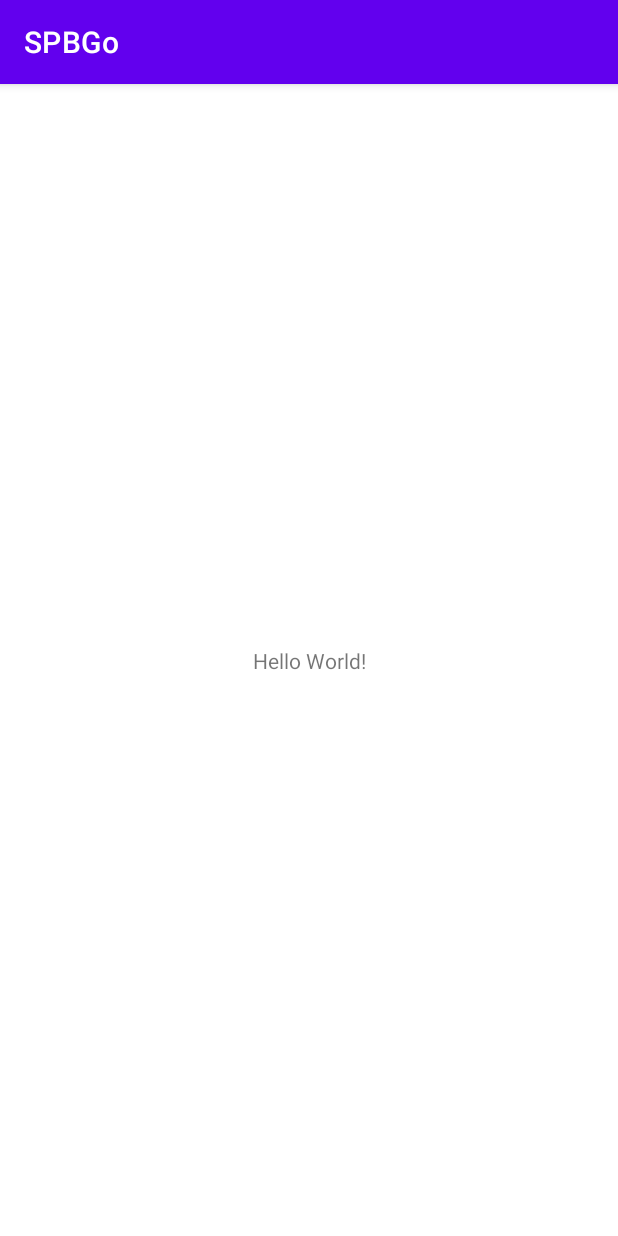
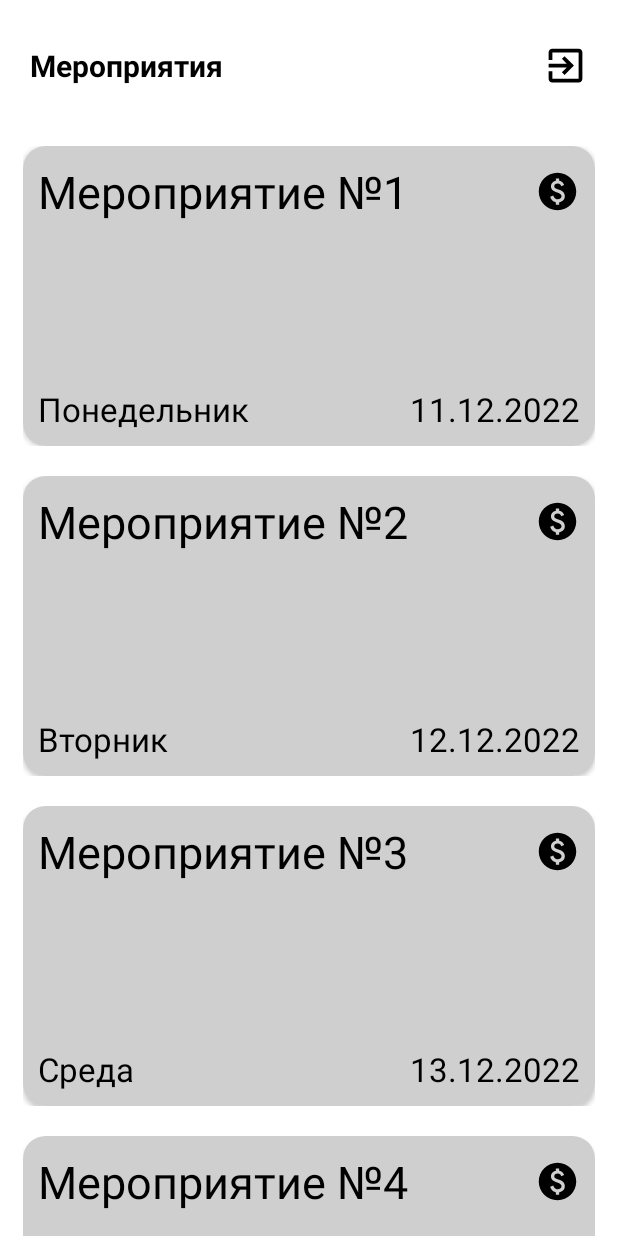
Before and after one commit to KlimVladMaks/SPBGoApp, an Android app: the screen it shows after launch (MainActivity before the commit, EventsListActivity after it), on a phone screen of 412 x 824 dp. Run offline under Robolectric (Android 15) with nearby library versions, the phone set to English and light mode, and no system bars.

Commit message:
Добавление списка мероприятий

```diff
--- /dev/null
+++ b/app/src/main/java/com/example/spbgo/Event.kt
@@ -0,0 +1,15 @@
+package com.example.spbgo
+
+import java.time.DayOfWeek
+import java.util.Date
+
+// Класс для хранения данных об отдельном мероприятии
+// Включает: ID, название, иллюстрацию, дату, день недели, платность/бесплатность
+data class Event(
+    val id: Long,
+    val title: String,
+    val image: String,
+    val date: String,
+    val dayOfWeek: String,
+    val isPaid: Boolean
+)
--- /dev/null
+++ b/app/src/main/java/com/example/spbgo/EventsAdapter.kt
@@ -0,0 +1,44 @@
+package com.example.spbgo
+
+import android.view.LayoutInflater
+import android.view.ViewGroup
+import androidx.recyclerview.widget.RecyclerView
+import com.example.spbgo.databinding.ItemEventBinding
+
+// Создание адаптера для добавления элементов в RecyclerView
+class EventsAdapter: RecyclerView.Adapter<EventsAdapter.EventsViewHolder>() {
+
+    // Создаём список мероприятий
+    var events: List<Event> = emptyList()
+        set(newValue) {
+            field = newValue
+            notifyDataSetChanged()
+        }
+
+    // Метод для получения количества элементов в списке
+    override fun getItemCount(): Int = events.size
+
+    // Метод для генерации нового элемента списка
+    override fun onCreateViewHolder(parent: ViewGroup, viewType: Int): EventsViewHolder {
+        val inflater = LayoutInflater.from(parent.context)
+        val binding = ItemEventBinding.inflate(inflater, parent, false)
+        return EventsViewHolder(binding)
+    }
+
+    // Метод для обновления элементов списка в соответсвии с переданными данными
+    override fun onBindViewHolder(holder: EventsViewHolder, position: Int) {
+        val event = events[position]
+        with(holder.binding) {
+            eventTitleTextView.text = event.title
+            weekdayTextView.text = event.dayOfWeek
+            dateTextView.text = event.date
+            // Нужно дополнительно реализовать добавление изображения!
+        }
+    }
+
+    // Подключаем холдер
+    class EventsViewHolder(
+        val binding: ItemEventBinding
+    ): RecyclerView.ViewHolder(binding.root)
+
+}
--- /dev/null
+++ b/app/src/main/java/com/example/spbgo/EventsApp.kt
@@ -0,0 +1,11 @@
+package com.example.spbgo
+
+import android.app.Application
+
+// Делаем класс EventsService сингтоном
+// Класс EventsApp указан в AndroidManifest как android:name = ".EventsListActivity"
+class EventsApp: Application() {
+
+    val eventsService = EventsService()
+
+}
--- /dev/null
+++ b/app/src/main/java/com/example/spbgo/EventsListActivity.kt
@@ -0,0 +1,58 @@
+package com.example.spbgo
+
+import android.location.GnssAntennaInfo.Listener
+import androidx.appcompat.app.AppCompatActivity
+import android.os.Bundle
+import androidx.recyclerview.widget.LinearLayoutManager
+import com.example.spbgo.databinding.ActivityEventsListBinding
+import com.example.spbgo.databinding.ItemEventBinding
+import java.util.EventListener
+
+
+// Activity со списком мероприятий
+class EventsListActivity : AppCompatActivity() {
+
+    // Добавляем биндинг и адаптер
+    private lateinit var binding: ActivityEventsListBinding
+    private lateinit var adapter: EventsAdapter
+
+    // Добавляем геттер для получения доступа к EventsService
+    private val eventsService: EventsService
+        get() = (applicationContext as EventsApp).eventsService
+
+
+    override fun onCreate(savedInstanceState: Bundle?) {
+        super.onCreate(savedInstanceState)
+
+        // Убираем верхний заголовок с названиме приложения
+        supportActionBar?.hide()
+
+        // Инициализируем биндинг
+        binding = ActivityEventsListBinding.inflate(layoutInflater)
+        setContentView(binding.root)
+
+        // Инициалиируем адаптер
+        adapter = EventsAdapter()
+
+        // Настройка RecyclerView
+        val layoutManager = LinearLayoutManager(this)
+        binding.eventsList.layoutManager = layoutManager
+        binding.eventsList.adapter = adapter
+
+        // Активируем слушателя
+        eventsService.addListener(eventsListener)
+
+    }
+
+    // Удаляем слушателя для избежания утечек памяти
+    override fun onDestroy() {
+        super.onDestroy()
+        eventsService.removeListener(eventsListener)
+    }
+
+    // Добавляем слушателя для отслеживания изменений в RecyclerView
+    private val eventsListener: EventsListener = {
+        adapter.events = it
+    }
+
+}
--- /dev/null
+++ b/app/src/main/java/com/example/spbgo/EventsService.kt
@@ -0,0 +1,74 @@
+package com.example.spbgo
+
+import com.example.spbgo.Event
+import java.util.*
+
+// Слушатель
+typealias EventsListener = (events: List<Event>) -> Unit
+
+// Класс для управления данными для списка мероприятий
+class EventsService {
+
+    // Список пользователей
+    private var events = mutableListOf<Event>()
+
+    // Список слушателей
+    private val listeners = mutableListOf<EventsListener>()
+
+    // Инициализируем список мероприятий
+    init {
+        events = listOf<Event>(
+            Event(1, "Мероприятие №1", "None", "11.12.2022", "Понедельник", true),
+            Event(2, "Мероприятие №2", "None", "12.12.2022", "Вторник", true),
+            Event(3, "Мероприятие №3", "None", "13.12.2022", "Среда", true),
+            Event(4, "Мероприятие №4", "None", "14.12.2022", "Четверг", true),
+            Event(5, "Мероприятие №5", "None", "15.12.2022", "Пятница", true)
+        ).toMutableList()
+    }
+
+    // Метод для получения списка мероприятий
+    fun getEvents(): List<Event> {
+        return events
+    }
+
+    // Метод для удаления мероприятия
+    fun deleteEvent(event: Event) {
+        val indexToDelete = events.indexOfFirst { it.id == event.id }
+        if (indexToDelete != 1) {
+            events.removeAt(indexToDelete)
+            notifyChanges()
+        }
+    }
+
+    // Метод для добавления мероприятия в список
+    fun addEvent(event: Event) {
+        events.add(event)
+    }
+
+    // Метод для перемещаения мероприятия по списку
+    fun moveEvent(event: Event, moveBy: Int) {
+        val oldIndex = events.indexOfFirst { it.id == event.id }
+        if (oldIndex == 1) return
+        val newIndex = oldIndex + moveBy
+        if (newIndex < 0 || newIndex >= events.size) return
+        Collections.swap(events, oldIndex, newIndex)
+        notifyChanges()
+        }
+
+    // Добавить слушателя
+    fun addListener(listener: EventsListener) {
+        listeners.add(listener)
+        listener.invoke(events)
+    }
+
+    // Удалить слушателя
+    fun removeListener(listener: EventsListener) {
+        listeners.remove(listener)
+    }
+
+    // Метод для уведомления слушателей об изменении элементов списка
+    private fun notifyChanges() {
+        listeners.forEach { it.invoke(events) }
+    }
+
+}
--- a/app/src/main/java/com/example/spbgo/MainActivity.kt
+++ b/app/src/main/java/com/example/spbgo/MainActivity.kt
@@ -1,5 +1,6 @@
 package com.example.spbgo
 
+import android.content.Intent
 import androidx.appcompat.app.AppCompatActivity
 import android.os.Bundle
 
@@ -7,5 +8,10 @@ class MainActivity : AppCompatActivity() {
     override fun onCreate(savedInstanceState: Bundle?) {
         super.onCreate(savedInstanceState)
         setContentView(R.layout.activity_main)
+
+        // После запуска приложения сразу переходим в EventsListActivity
+        // В итоговой реализации переход должен быть после Activity входа
+        val intent = Intent(this@MainActivity, EventsListActivity::class.java)
+        startActivity(intent)
     }
 }
--- /dev/null
+++ b/app/src/main/res/drawable/exit_button.xml
@@ -0,0 +1,5 @@
+<vector android:autoMirrored="true" android:height="24dp"
+    android:tint="#000000" android:viewportHeight="24"
+    android:viewportWidth="24" android:width="24dp" xmlns:android="http://schemas.android.com/apk/res/android">
+    <path android:fillColor="@android:color/white" android:pathData="M10.09,15.59L11.5,17l5,-5 -5,-5 -1.41,1.41L12.67,11H3v2h9.67l-2.58,2.59zM19,3H5c-1.11,0 -2,0.9 -2,2v4h2V5h14v14H5v-4H3v4c0,1.1 0.89,2 2,2h14c1.1,0 2,-0.9 2,-2V5c0,-1.1 -0.9,-2 -2,-2z"/>
+</vector>
--- /dev/null
+++ b/app/src/main/res/drawable/is_paid.xml
@@ -0,0 +1,5 @@
+<vector android:height="24dp" android:tint="#000000"
+    android:viewportHeight="24" android:viewportWidth="24"
+    android:width="24dp" xmlns:android="http://schemas.android.com/apk/res/android">
+    <path android:fillColor="@android:color/white" android:pathData="M12,2C6.48,2 2,6.48 2,12s4.48,10 10,10s10,-4.48 10,-10S17.52,2 12,2zM12.88,17.76V19h-1.75v-1.29c-0.74,-0.18 -2.39,-0.77 -3.02,-2.96l1.65,-0.67c0.06,0.22 0.58,2.09 2.4,2.09c0.93,0 1.98,-0.48 1.98,-1.61c0,-0.96 -0.7,-1.46 -2.28,-2.03c-1.1,-0.39 -3.35,-1.03 -3.35,-3.31c0,-0.1 0.01,-2.4 2.62,-2.96V5h1.75v1.24c1.84,0.32 2.51,1.79 2.66,2.23l-1.58,0.67c-0.11,-0.35 -0.59,-1.34 -1.9,-1.34c-0.7,0 -1.81,0.37 -1.81,1.39c0,0.95 0.86,1.31 2.64,1.9c2.4,0.83 3.01,2.05 3.01,3.45C15.9,17.17 13.4,17.67 12.88,17.76z"/>
+</vector>
--- /dev/null
+++ b/app/src/main/res/layout/activity_events_list.xml
@@ -0,0 +1,73 @@
+<?xml version="1.0" encoding="utf-8"?>
+<androidx.constraintlayout.widget.ConstraintLayout xmlns:android="http://schemas.android.com/apk/res/android"
+    xmlns:app="http://schemas.android.com/apk/res-auto"
+    xmlns:tools="http://schemas.android.com/tools"
+    android:layout_width="match_parent"
+    android:layout_height="match_parent"
+    tools:context=".EventsListActivity">
+
+    <LinearLayout
+        android:layout_width="match_parent"
+        android:layout_height="match_parent"
+        android:orientation="vertical">
+
+        <!-- Тулбар Activity: название списка, имя пользователя, кнопка выхода -->
+        <LinearLayout
+            android:layout_width="match_parent"
+            android:layout_height="wrap_content"
+            android:orientation="horizontal">
+
+            <TextView
+                android:layout_width="wrap_content"
+                android:layout_height="wrap_content"
+                android:text="Мероприятия"
+                android:textSize="20sp"
+                android:textStyle="bold"
+                android:textColor="@color/black"
+                android:paddingLeft="20dp"
+                android:paddingRight="20dp"
+                android:paddingVertical="30dp"/>
+
+            <Space
+                android:layout_width="wrap_content"
+                android:layout_height="wrap_content"
+                android:layout_weight="1"/>
+
+            <TextView
+                android:id="@+id/username"
+                android:layout_width="wrap_content"
+                android:layout_height="wrap_content"
+                tools:text="Username"
+                android:textSize="20sp"
+                android:textColor="@color/black"
+                android:paddingLeft="0dp"
+                android:paddingRight="10dp"
+                android:paddingVertical="30dp"/>
+
+            <RelativeLayout
+                android:layout_width="wrap_content"
+                android:layout_height="match_parent"
+                android:paddingLeft="0dp"
+                android:paddingRight="20dp">
+
+                <ImageView
+                    android:id="@+id/exit_button"
+                    android:layout_width="30dp"
+                    android:layout_height="30dp"
+                    android:src="@drawable/exit_button"
+                    android:padding="0dp"
+                    android:layout_centerVertical="true" />
+
+            </RelativeLayout>
+
+        </LinearLayout>
+
+        <!-- Список мероприятий -->
+        <androidx.recyclerview.widget.RecyclerView
+            android:id="@+id/events_list"
+            android:layout_width="match_parent"
+            android:layout_height="match_parent"/>
+
+    </LinearLayout>
+
+</androidx.constraintlayout.widget.ConstraintLayout>
--- /dev/null
+++ b/app/src/main/res/layout/item_event.xml
@@ -0,0 +1,85 @@
+<?xml version="1.0" encoding="utf-8"?>
+<androidx.constraintlayout.widget.ConstraintLayout xmlns:android="http://schemas.android.com/apk/res/android"
+    xmlns:app="http://schemas.android.com/apk/res-auto"
+    xmlns:tools="http://schemas.android.com/tools"
+    android:layout_width="wrap_content"
+    android:layout_height="wrap_content"
+    android:paddingHorizontal="15dp"
+    android:paddingVertical="10dp">
+
+    <!-- Карточка мероприятия -->
+
+    <androidx.cardview.widget.CardView
+        android:id="@+id/eventCardView"
+        android:layout_width="wrap_content"
+        android:layout_height="wrap_content"
+        android:layout_marginStart="0dp"
+        android:layout_marginTop="0dp"
+        app:cardCornerRadius="15dp"
+        app:layout_constraintStart_toStartOf="parent"
+        app:layout_constraintTop_toTopOf="parent">
+
+        <RelativeLayout
+            android:layout_width="match_parent"
+            android:layout_height="200dp"
+            android:background="#CFCFCF"
+            android:padding="10dp"
+            app:layout_constraintEnd_toEndOf="parent"
+            app:layout_constraintStart_toStartOf="parent"
+            app:layout_constraintTop_toTopOf="parent"
+            tools:background="#CFCFCF">
+
+            <RelativeLayout
+                android:layout_width="match_parent"
+                android:layout_height="wrap_content"
+                android:layout_alignParentTop="true"
+                android:orientation="horizontal">
+
+                <TextView
+                    android:id="@+id/eventTitleTextView"
+                    android:layout_width="wrap_content"
+                    android:layout_height="wrap_content"
+                    android:layout_alignParentLeft="true"
+                    android:layout_marginEnd="0dp"
+                    android:layout_toStartOf="@+id/isPaidImageView"
+                    android:ellipsize="end"
+                    android:lines="1"
+                    android:textColor="@color/black"
+                    android:textSize="30sp"
+                    tools:text="Название мероприятия" />
+
+                <ImageView
+                    android:id="@+id/isPaidImageView"
+                    android:layout_width="30dp"
+                    android:layout_height="30dp"
+                    android:layout_alignParentRight="true"
+                    android:layout_centerVertical="true"
+                    android:src="@drawable/is_paid" />
+
+            </RelativeLayout>
+
+            <TextView
+                android:id="@+id/weekdayTextView"
+                android:layout_width="wrap_content"
+                android:layout_height="wrap_content"
+                android:layout_alignParentLeft="true"
+                android:layout_alignParentBottom="true"
+                android:textColor="@color/black"
+                android:textSize="22sp"
+                tools:text="День недели" />
+
+            <TextView
+                android:id="@+id/dateTextView"
+                android:layout_width="wrap_content"
+                android:layout_height="wrap_content"
+                android:layout_alignParentRight="true"
+                android:layout_alignParentBottom="true"
+                android:textColor="@color/black"
+                android:textSize="22sp"
+                tools:text="Дата" />
+
+        </RelativeLayout>
+
+    </androidx.cardview.widget.CardView>
+
+</androidx.constraintlayout.widget.ConstraintLayout>
```
Also changed, not shown: app/build.gradle (+8 -0 lines), app/src/main/AndroidManifest.xml (+8 -0 lines).
